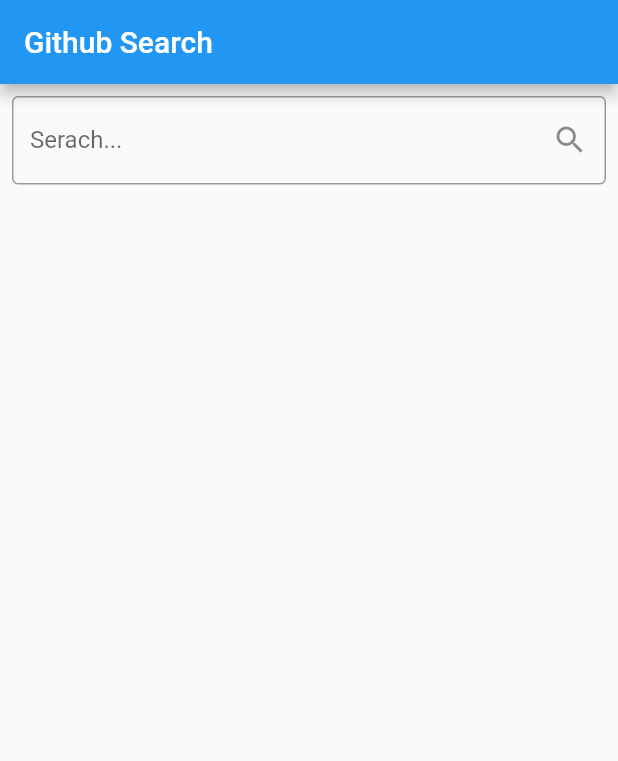
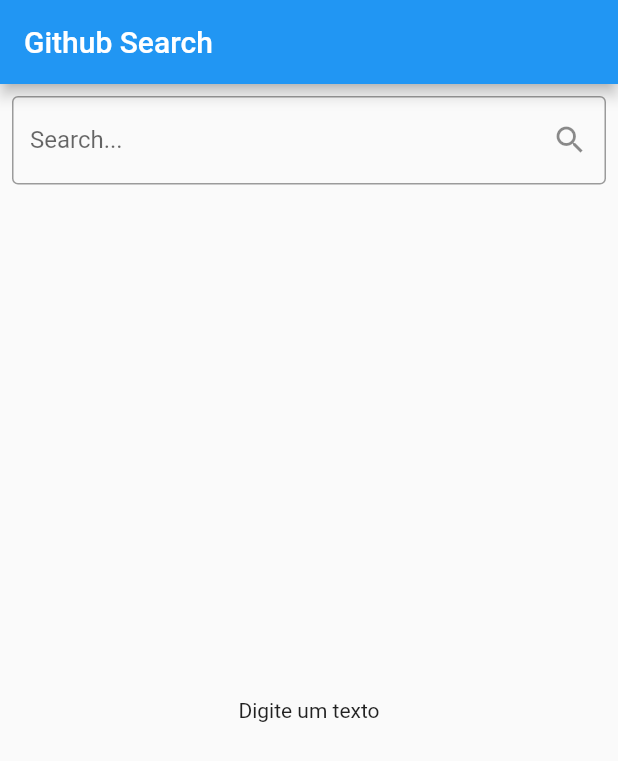
Before and after one commit to adaojreess/clean_architecture_class-, a Flutter app: the screen it shows after launch, on a phone screen of 412 x 824 dp. Shown: the top 761 px of the screen. Run offline on Flutter 3.47's test engine with Material 2 defaults, Android fonts, the phone set to English and light mode, and no system bars; our stand-ins replace bloc, dartz, dio, flutter_modular, rxdart.

Commit message:
presemter part 2

```diff
--- a/lib/modules/app_module.dart
+++ b/lib/modules/app_module.dart
@@ -2,6 +2,7 @@
 import 'package:clean_architecture_class/modules/search/domain/usecases/search_by_text.dart';
 import 'package:clean_architecture_class/modules/search/external/datasources/github_datasource.dart';
 import 'package:clean_architecture_class/modules/search/infra/respositories/search_repository_impl.dart';
+import 'package:clean_architecture_class/modules/search/presenter/search/search_bloc.dart';
 import 'package:clean_architecture_class/modules/search/presenter/search/search_page.dart';
 import 'package:dio/dio.dart';
 import 'package:flutter/cupertino.dart';
@@ -15,6 +16,7 @@
         Bind((i) => GithubDataSource(i())),
         Bind((i) => SearchRepositoryImpl(i())),
         Bind((i) => SearchByTextImpl(i())),
+        Bind((i) => SearchBloc(i())),
       ];
 
   @override
--- a/lib/modules/search/presenter/search/search_page.dart
+++ b/lib/modules/search/presenter/search/search_page.dart
@@ -1,4 +1,7 @@
+import 'package:clean_architecture_class/modules/search/presenter/search/search_bloc.dart';
+import 'package:clean_architecture_class/modules/search/presenter/search/states/state.dart';
 import 'package:flutter/material.dart';
+import 'package:flutter_modular/flutter_modular.dart';
 
 class SearchPage extends StatefulWidget {
   @override
@@ -6,6 +9,14 @@
 }
 
 class _SearchPageState extends State<SearchPage> {
+  final bloc = Modular.get<SearchBloc>();
+
+  @override
+  void dispose() {
+    super.dispose();
+    bloc.close();
+  }
+
   @override
   Widget build(BuildContext context) {
     return Scaffold(
@@ -17,8 +28,9 @@
           Padding(
             padding: const EdgeInsets.only(left: 8, right: 8, top: 8),
             child: TextField(
+              onChanged: bloc.add,
               decoration: InputDecoration(
-                labelText: 'Serach...',
+                labelText: 'Search...',
                 suffixIcon: IconButton(
                   icon: Icon(Icons.search),
                   onPressed: () {},
@@ -27,9 +39,45 @@
               ),
             ),
           ),
-          Expanded(child: ListView.builder(itemBuilder: (_, id) {
-            return ListTile();
-          }))
+          Expanded(
+            child: StreamBuilder(
+                stream: bloc.stream,
+                builder: (_, __) {
+                  final state = bloc.state;
+                  if (state is SearchStart)
+                    return Center(
+                      child: Text('Digite um texto'),
+                    );
+                  if (state is SearchError)
+                    return Center(
+                      child: Text('Error'),
+                    );
+                  if (state is SearchLoading)
+                    return Center(
+                      child: CircularProgressIndicator(),
+                    );
+
+                  final list = (state as SearchSuccess).list;
+
+                  print(list);
+                  return ListView.builder(
+                    itemCount: list.length,
+                    itemBuilder: (_, id) {
+                      final item = list[id];
+
+                      return ListTile(
+                        leading: item.img == null
+                            ? SizedBox()
+                            : CircleAvatar(
+                                backgroundImage: NetworkImage(item.img),
+                              ),
+                        title: Text(item.title ?? ''),
+                        subtitle: Text(item.content ?? ''),
+                      );
+                    },
+                  );
+                }),
+          )
         ],
       ),
     );
--- a/pubspec.yaml
+++ b/pubspec.yaml
@@ -21,6 +21,7 @@
   sdk: ">=2.7.0 <3.0.0"
 
 dependencies:
+  rxdart: ^0.26.0
   bloc: ^7.0.0
   flutter_modular: ^2.0.1
   dio: ^4.0.0
```
Also changed, not shown: lib/modules/search/infra/models/result_search_model.dart (+5 -4 lines), lib/modules/search/presenter/search/search_bloc.dart (+7 -0 lines), pubspec.lock.
